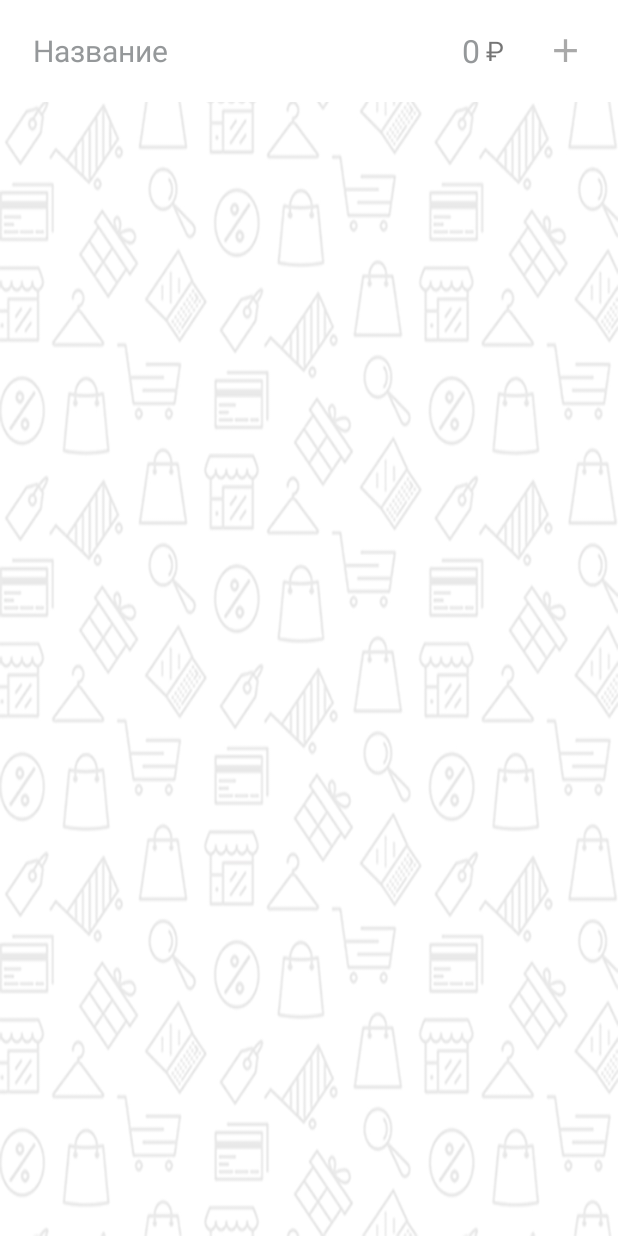
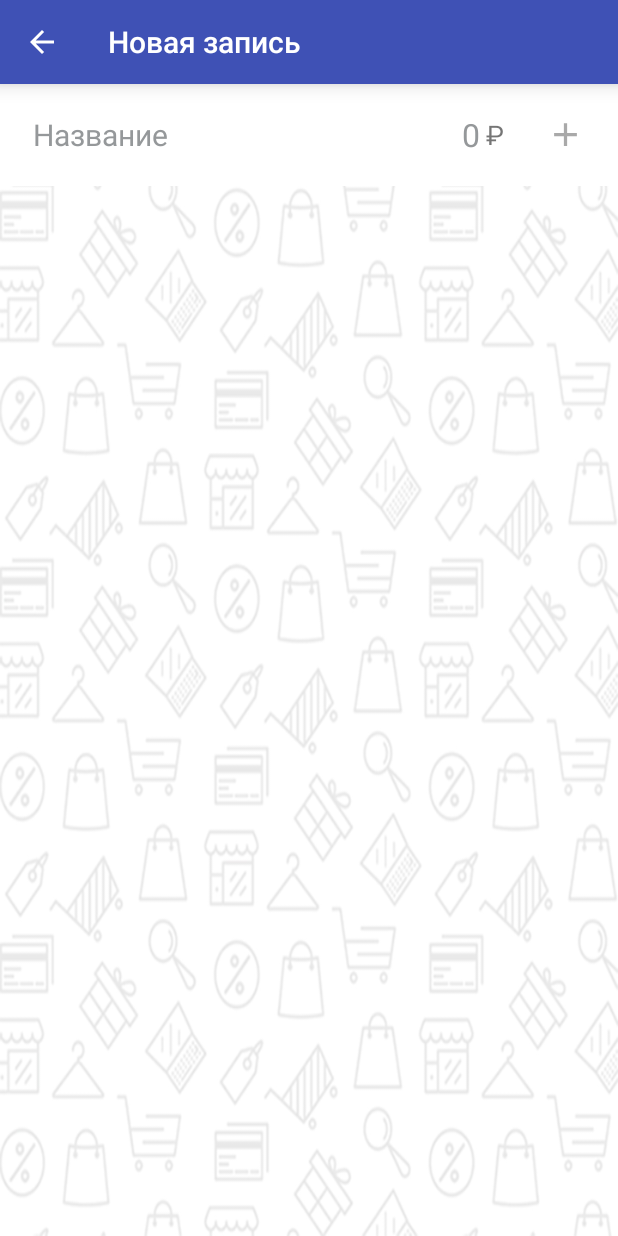
Before and after one commit to TuxGit/MoneyTracker, an Android app: the AddItemActivity screen opened directly, with no data from a screen before it, on a phone screen of 412 x 824 dp. Run offline under Robolectric (Android 15) with nearby library versions, the phone set to English and light mode, and no system bars.

Commit message:
Add Activity interaction: - added(add &#x1F615;) AppBar with dynamic title, - added SwipeRefresh as data preloader, - added fab (FloatingActionButton) to call AddItemActivity, - removed styles from tabs, - used some strange attributes &#x1F648;

```diff
--- a/app/src/main/AndroidManifest.xml
+++ b/app/src/main/AndroidManifest.xml
@@ -12,7 +12,7 @@
         android:roundIcon="@mipmap/ic_launcher_round"
         android:supportsRtl="true"
         android:theme="@style/AppTheme">
-        <activity android:name=".MainActivity">
+        <activity android:name=".MainActivity" android:label="@string/main_screen_title">
             <intent-filter>
                 <action android:name="android.intent.action.MAIN" />
                 <category android:name="android.intent.category.LAUNCHER" />
--- a/app/src/main/java/ru/tux/moneytracker/AddItemActivity.java
+++ b/app/src/main/java/ru/tux/moneytracker/AddItemActivity.java
@@ -1,7 +1,9 @@
 package ru.tux.moneytracker;
 
+import android.content.Intent;
 import android.support.v7.app.AppCompatActivity;
 import android.os.Bundle;
+import android.support.v7.widget.Toolbar;
 import android.text.Editable;
 import android.text.TextUtils;
 import android.text.TextWatcher;
@@ -14,9 +16,13 @@ public class AddItemActivity extends AppCompatActivity {
 
     private static final String TAG = "AddItemActivity";
 
+    public static final String TYPE_KEY = "type";
+
     EditText name;
     EditText price;
     Button addBtn;
+
+    private String type;
 
     TextWatcher watcher = new TextWatcher() {
 
@@ -50,12 +56,20 @@ public class AddItemActivity extends AppCompatActivity {
         setContentView(R.layout.activity_additem);
         // setTitle(R.string.add_item_title);
 
+        Toolbar toolbar = findViewById(R.id.toolbar);
+        setSupportActionBar(toolbar);
+        getSupportActionBar().setDisplayShowTitleEnabled(true);
+        getSupportActionBar().setTitle(R.string.add_item_screen_title);
+        getSupportActionBar().setDisplayHomeAsUpEnabled(true);
+
         name = findViewById(R.id.name);
         price = findViewById(R.id.price);
         addBtn = findViewById(R.id.add_btn);
 
         name.addTextChangedListener(watcher);
         price.addTextChangedListener(watcher);
+
+        type = getIntent().getStringExtra(TYPE_KEY);
 
 //        name.addTextChangedListener(new TextWatcher() {
 //            @Override
@@ -81,6 +95,14 @@ public class AddItemActivity extends AppCompatActivity {
                 String itemPrice = price.getText().toString();
 
                 Log.d(TAG, "onClick: values=" + itemName + ", " + itemPrice);
+
+                Record record = new Record(itemName, Integer.parseInt(itemPrice), type);
+
+                Intent intent = new Intent();
+                intent.putExtra("record", record);
+
+                setResult(RESULT_OK, intent);
+                finish();
             }
         });
     }
--- a/app/src/main/java/ru/tux/moneytracker/MainActivity.java
+++ b/app/src/main/java/ru/tux/moneytracker/MainActivity.java
@@ -4,6 +4,7 @@ import android.support.design.widget.TabLayout;
 import android.support.v4.view.ViewPager;
 import android.support.v7.app.AppCompatActivity;
 import android.os.Bundle;
+import android.support.v7.widget.Toolbar;
 import android.util.Log;
 
 public class MainActivity extends AppCompatActivity {
@@ -16,6 +17,10 @@ public class MainActivity extends AppCompatActivity {
     protected void onCreate(Bundle savedInstanceState) {
         super.onCreate(savedInstanceState);
         setContentView(R.layout.activity_main);
+
+        Toolbar toolbar = findViewById(R.id.toolbar);
+        setSupportActionBar(toolbar);
+        getSupportActionBar().setDisplayShowTitleEnabled(true);
 
         viewPager = findViewById(R.id.view_pager);
         tabLayout = findViewById(R.id.tab_layout);
--- a/app/src/main/res/layout/activity_additem.xml
+++ b/app/src/main/res/layout/activity_additem.xml
@@ -8,6 +8,13 @@
     android:background="@drawable/bg_pattern"
     tools:context="ru.tux.moneytracker.AddItemActivity">
 
+    <android.support.v7.widget.Toolbar
+        android:theme="@style/ThemeOverlay.AppCompat.Dark.ActionBar"
+        android:id="@+id/toolbar"
+        android:background="@color/colorPrimary"
+        android:layout_width="match_parent"
+        android:elevation="8dp"
+        android:layout_height="?android:attr/actionBarSize"/>
 
     <LinearLayout
         android:orientation="horizontal"
--- a/app/src/main/res/values/strings.xml
+++ b/app/src/main/res/values/strings.xml
@@ -18,4 +18,7 @@
         <item>@string/tab_expenses</item>
         <item>@string/tab_balance</item>
     </string-array>
+
+    <string name="main_screen_title">Учёт бюджета</string>
+    <string name="add_item_screen_title">Новая запись</string>
 </resources>
```
Also changed, not shown: app/src/main/java/ru/tux/moneytracker/ItemListAdapter.java (+12 -0 lines), app/src/main/java/ru/tux/moneytracker/ItemListFragment.java (+55 -1 lines), app/src/main/java/ru/tux/moneytracker/Record.java (+36 -1 lines), app/src/main/res/layout/activity_main.xml (+25 -11 lines), app/src/main/res/layout/fragment_item_list.xml (+27 -9 lines).
